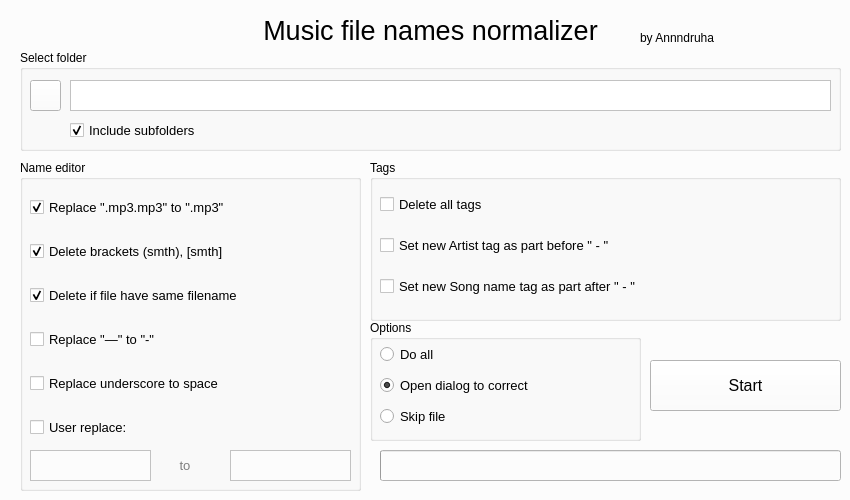
The window that mainwindow.ui (annndruha/music_files_normalizer) describes before a commit, drawn with Qt 5.
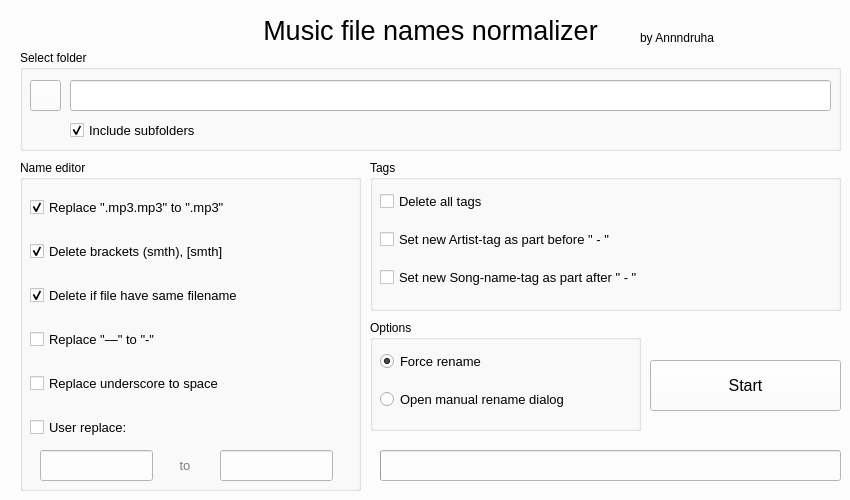
The same window after the commit. Icons and pictures are not drawn.

Commit message: Add most part of functions

```diff
--- a/mainwindow.ui
+++ b/mainwindow.ui
@@ -464,6 +464,11 @@
     </disabled>
    </palette>
   </property>
+  <property name="font">
+   <font>
+    <pointsize>9</pointsize>
+   </font>
+  </property>
   <property name="windowTitle">
    <string>Music file names normalizer</string>
   </property>
@@ -605,42 +610,6 @@
       </item>
      </layout>
     </widget>
-    <widget class="QPlainTextEdit" name="plainTextEdit_from">
-     <property name="enabled">
-      <bool>false</bool>
-     </property>
-     <property name="geometry">
-      <rect>
-       <x>10</x>
-       <y>290</y>
-       <width>121</width>
-       <height>31</height>
-      </rect>
-     </property>
-     <property name="font">
-      <font>
-       <pointsize>10</pointsize>
-      </font>
-     </property>
-    </widget>
-    <widget class="QPlainTextEdit" name="plainTextEdit_to">
-     <property name="enabled">
-      <bool>false</bool>
-     </property>
-     <property name="geometry">
-      <rect>
-       <x>210</x>
-       <y>290</y>
-       <width>121</width>
-       <height>31</height>
-      </rect>
-     </property>
-     <property name="font">
-      <font>
-       <pointsize>10</pointsize>
-      </font>
-     </property>
-    </widget>
     <widget class="QLabel" name="label_replace_to">
      <property name="enabled">
       <bool>false</bool>
@@ -665,6 +634,48 @@
       <set>Qt::AlignCenter</set>
      </property>
     </widget>
+    <widget class="QLineEdit" name="lineEdit_from">
+     <property name="enabled">
+      <bool>false</bool>
+     </property>
+     <property name="geometry">
+      <rect>
+       <x>20</x>
+       <y>290</y>
+       <width>113</width>
+       <height>31</height>
+      </rect>
+     </property>
+     <property name="font">
+      <font>
+       <pointsize>10</pointsize>
+      </font>
+     </property>
+     <property name="locale">
+      <locale language="English" country="UnitedStates"/>
+     </property>
+    </widget>
+    <widget class="QLineEdit" name="lineEdit_to">
+     <property name="enabled">
+      <bool>false</bool>
+     </property>
+     <property name="geometry">
+      <rect>
+       <x>200</x>
+       <y>290</y>
+       <width>113</width>
+       <height>31</height>
+      </rect>
+     </property>
+     <property name="font">
+      <font>
+       <pointsize>10</pointsize>
+      </font>
+     </property>
+     <property name="locale">
+      <locale language="English" country="UnitedStates"/>
+     </property>
+    </widget>
    </widget>
    <widget class="QGroupBox" name="group_file_open">
     <property name="geometry">
@@ -692,22 +703,7 @@
      </property>
      <property name="icon">
       <iconset>
-       <normaloff>resources/folder-outline.ico</normaloff>resources/folder-outline.ico</iconset>
-     </property>
-    </widget>
-    <widget class="QPlainTextEdit" name="plainTextEdit_filepath">
-     <property name="geometry">
-      <rect>
-       <x>50</x>
-       <y>30</y>
-       <width>761</width>
-       <height>31</height>
-      </rect>
-     </property>
-     <property name="font">
-      <font>
-       <pointsize>10</pointsize>
-      </font>
+       <normaloff>resources/folder.ico</normaloff>resources/folder.ico</iconset>
      </property>
     </widget>
     <widget class="QCheckBox" name="check_include_subfolder">
@@ -731,6 +727,24 @@
       <bool>true</bool>
      </property>
     </widget>
+    <widget class="QLineEdit" name="lineEdit_filepath">
+     <property name="geometry">
+      <rect>
+       <x>50</x>
+       <y>30</y>
+       <width>761</width>
+       <height>31</height>
+      </rect>
+     </property>
+     <property name="font">
+      <font>
+       <pointsize>10</pointsize>
+      </font>
+     </property>
+     <property name="locale">
+      <locale language="English" country="UnitedStates"/>
+     </property>
+    </widget>
    </widget>
    <widget class="QGroupBox" name="group_options">
     <property name="geometry">
@@ -738,7 +752,7 @@
       <x>370</x>
       <y>320</y>
       <width>271</width>
-      <height>121</height>
+      <height>111</height>
      </rect>
     </property>
     <property name="title">
@@ -750,7 +764,7 @@
        <x>10</x>
        <y>20</y>
        <width>253</width>
-       <height>91</height>
+       <height>81</height>
       </rect>
      </property>
      <layout class="QVBoxLayout" name="options_layout">
@@ -762,10 +776,10 @@
          </font>
         </property>
         <property name="text">
-         <string>Do all</string>
+         <string>Force rename</string>
         </property>
         <property name="checked">
-         <bool>false</bool>
+         <bool>true</bool>
         </property>
        </widget>
       </item>
@@ -777,22 +791,10 @@
          </font>
         </property>
         <property name="text">
-         <string>Open dialog to correct</string>
+         <string>Open manual rename dialog</string>
         </property>
         <property name="checked">
-         <bool>true</bool>
-        </property>
-       </widget>
-      </item>
-      <item>
-       <widget class="QRadioButton" name="radioButton__skip">
-        <property name="font">
-         <font>
-          <pointsize>10</pointsize>
-         </font>
-        </property>
-        <property name="text">
-         <string>Skip file</string>
+         <bool>false</bool>
         </property>
        </widget>
       </item>
@@ -823,7 +825,7 @@
       <x>370</x>
       <y>160</y>
       <width>471</width>
-      <height>161</height>
+      <height>151</height>
      </rect>
     </property>
     <property name="title">
@@ -834,8 +836,8 @@
       <rect>
        <x>10</x>
        <y>20</y>
-       <width>471</width>
-       <height>131</height>
+       <width>451</width>
+       <height>121</height>
       </rect>
      </property>
      <layout class="QVBoxLayout" name="tags_layout">
@@ -862,7 +864,7 @@
          </font>
         </property>
         <property name="text">
-         <string>Set new Artist tag as part before &quot; - &quot;</string>
+         <string>Set new Artist-tag as part before &quot; - &quot;</string>
         </property>
         <property name="checked">
          <bool>false</bool>
@@ -877,7 +879,7 @@
          </font>
         </property>
         <property name="text">
-         <string>Set new Song name tag as part after &quot; - &quot;</string>
+         <string>Set new Song-name-tag as part after &quot; - &quot;</string>
         </property>
         <property name="checked">
          <bool>false</bool>
```
Left out of the diff: 83 changed lines with no effect on the pictures. The commit also changes 16 other files.
